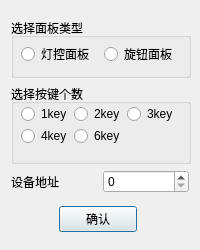
Old version of the form ConfigTool/app/app_sel_panel.ui in the repository kepler-444b/AODSN_Config.
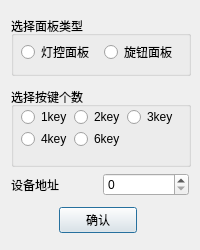
New version of the form.

```diff
--- a/ConfigTool/app/app_sel_panel.ui
+++ b/ConfigTool/app/app_sel_panel.ui
@@ -25,12 +25,8 @@
   <property name="windowTitle">
    <string>Dialog</string>
   </property>
-  <layout class="QGridLayout" name="gridLayout_3">
-   <item row="0" column="0" colspan="3">
     <layout class="QGridLayout" name="gridLayout_2">
-     <item row="0" column="0" colspan="2">
-      <layout class="QGridLayout" name="gridLayout">
-       <item row="0" column="0">
+   <item row="0" column="0" colspan="3">
         <widget class="QGroupBox" name="sel_dev">
          <property name="minimumSize">
           <size>
@@ -78,7 +74,9 @@
          </widget>
         </widget>
        </item>
-       <item row="1" column="0">
+   <item row="1" column="0" colspan="3">
+    <layout class="QGridLayout" name="gridLayout">
+     <item row="0" column="0" colspan="2">
         <widget class="QGroupBox" name="sel_key_num">
          <property name="minimumSize">
           <size>
@@ -162,8 +160,6 @@
          </widget>
         </widget>
        </item>
-      </layout>
-     </item>
      <item row="1" column="0">
       <widget class="QLabel" name="label">
        <property name="text">
@@ -186,7 +182,7 @@
      </item>
     </layout>
    </item>
-   <item row="1" column="0">
+   <item row="2" column="0">
     <spacer name="horizontalSpacer_2">
      <property name="orientation">
       <enum>Qt::Horizontal</enum>
@@ -199,14 +195,14 @@
      </property>
     </spacer>
    </item>
-   <item row="1" column="1">
+   <item row="2" column="1">
     <widget class="QPushButton" name="pushButton">
      <property name="text">
       <string>确认</string>
      </property>
     </widget>
    </item>
-   <item row="1" column="2">
+   <item row="2" column="2">
     <spacer name="horizontalSpacer_3">
      <property name="orientation">
       <enum>Qt::Horizontal</enum>
```
Lines whose indentation alone changed are shown as unchanged.
